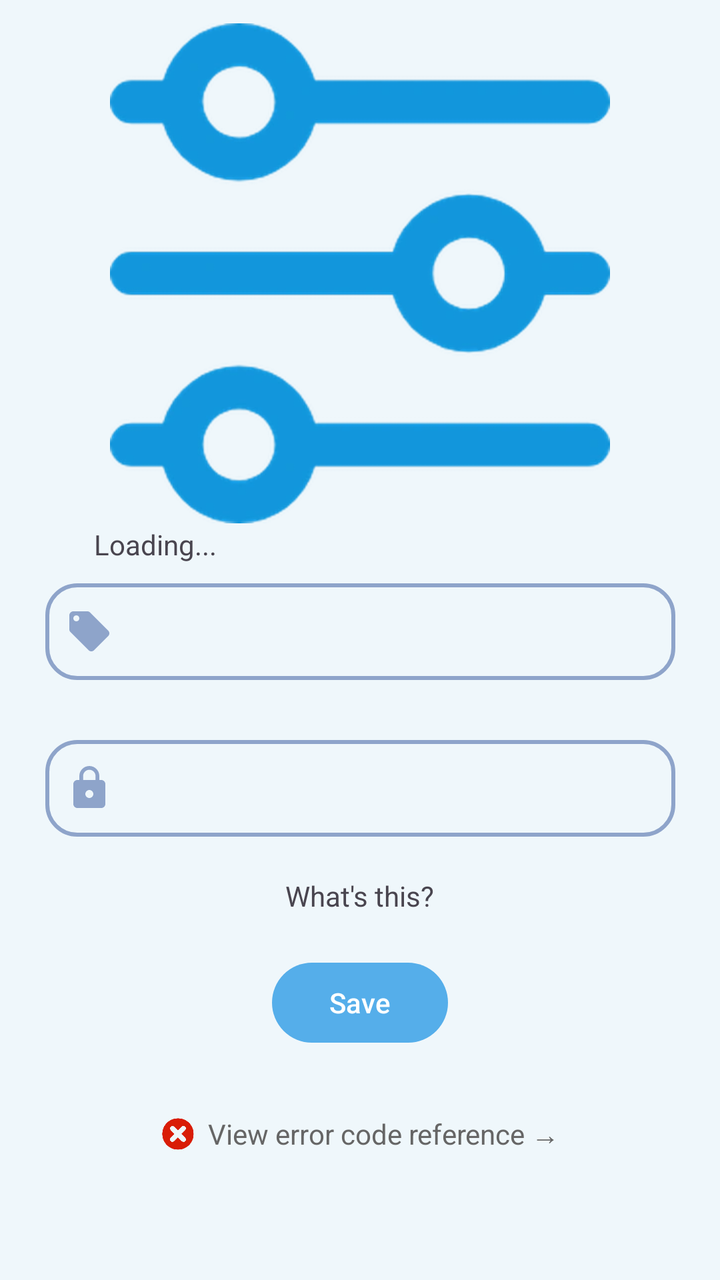
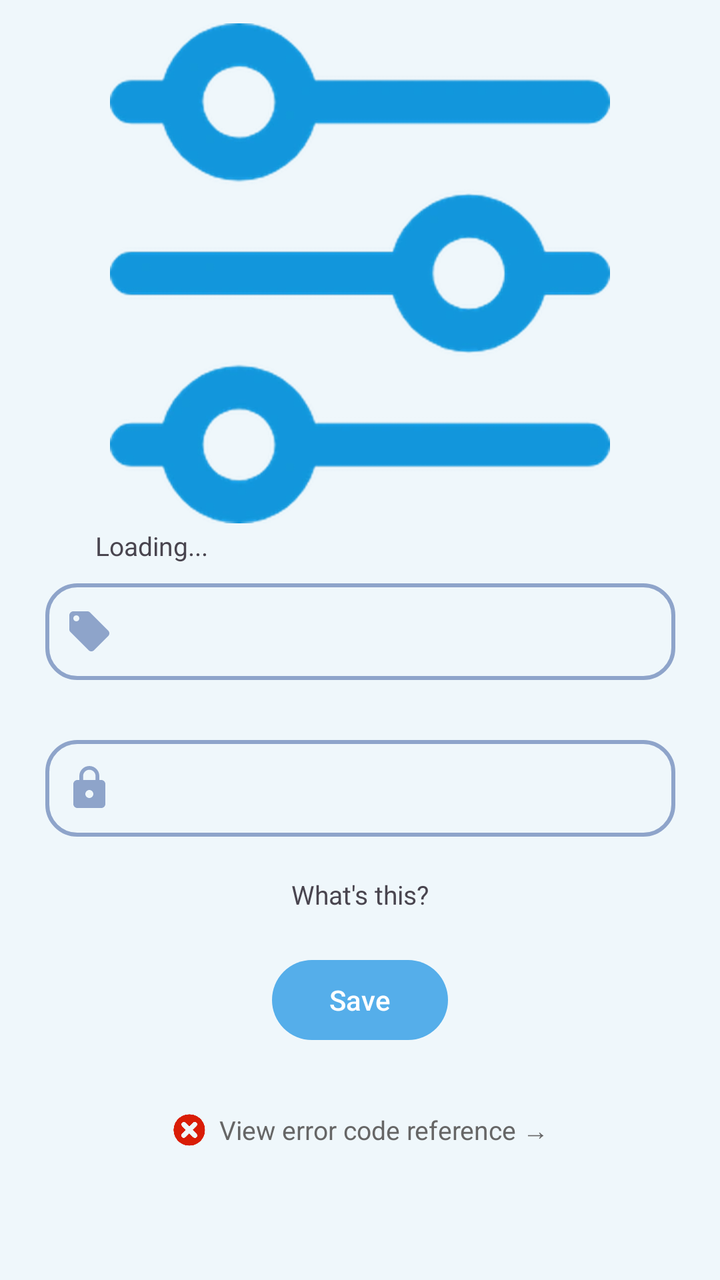

Screens rendered from an Android XML layout before and after an edit, with the pre-edit source and the edit as a unified diff.
<!-- AndroidManifest.xml: application theme Theme.MT -->
<!-- res/layout/fragment_online_api.xml -->
<?xml version="1.0" encoding="utf-8"?>
<ScrollView xmlns:android="http://schemas.android.com/apk/res/android"
    xmlns:app="http://schemas.android.com/apk/res-auto"
    android:layout_width="match_parent"
    android:layout_height="match_parent"
    android:background="@color/surface_variant"
    android:fitsSystemWindows="true">

    <androidx.constraintlayout.widget.ConstraintLayout
        android:layout_width="match_parent"
        android:layout_height="wrap_content">

        <androidx.constraintlayout.widget.Guideline
            android:id="@+id/guideline_api_config"
            android:layout_width="wrap_content"
            android:layout_height="wrap_content"
            android:orientation="horizontal"
            app:layout_constraintGuide_percent="0.02" />


        <ImageView
            android:id="@+id/api_config_imageView"
            android:layout_width="250dp"
            android:layout_height="250dp"
            android:src="@drawable/apiset"
            android:scaleType="centerCrop"
            app:layout_constraintEnd_toEndOf="parent"
            app:layout_constraintStart_toStartOf="parent"
            app:layout_constraintTop_toBottomOf="@id/guideline_api_config"/>

        <TextView
            android:id="@+id/tv_api_type"
            android:layout_width="wrap_content"
            android:layout_height="wrap_content"
            android:layout_alignStart="@id/secret_key"
            android:layout_marginBottom="10dp"
            android:text="Loading..."
            app:layout_constraintBottom_toTopOf="@+id/account"
            app:layout_constraintEnd_toEndOf="parent"
            app:layout_constraintHorizontal_bias="0.157"
            app:layout_constraintStart_toStartOf="parent" />

        <EditText
            android:id="@+id/account"
            android:layout_width="wrap_content"
            android:layout_height="wrap_content"
            android:layout_marginTop="30dp"
            android:background="@drawable/edittext_api"
            android:drawableStart="@drawable/baseline_account"
            android:drawablePadding="12dp"
            android:ems="15"
            android:inputType="textMultiLine"
            android:paddingStart="10dp"
            android:paddingEnd="3dp"
            android:paddingTop="12dp"
            android:paddingBottom="12dp"
            app:layout_constraintEnd_toEndOf="parent"
            app:layout_constraintStart_toStartOf="parent"
            app:layout_constraintTop_toBottomOf="@id/api_config_imageView" />

        <EditText
            android:id="@+id/secret_key"
            android:layout_width="wrap_content"
            android:layout_height="wrap_content"
            android:layout_marginTop="30dp"
            android:background="@drawable/edittext_api"
            android:drawableStart="@drawable/baseline_lock"
            android:drawablePadding="12dp"
            android:ems="15"
            android:inputType="textMultiLine"
            android:paddingStart="10dp"
            android:paddingEnd="3dp"
            android:paddingTop="12dp"
            android:paddingBottom="12dp"
            app:layout_constraintEnd_toEndOf="parent"
            app:layout_constraintStart_toStartOf="parent"
            app:layout_constraintTop_toBottomOf="@+id/account" />

        <TextView
            android:id="@+id/whats_this"
            android:layout_width="wrap_content"
            android:layout_height="wrap_content"
            android:layout_alignStart="@id/secret_key"
            android:layout_marginTop="20dp"
            android:text="@string/whatsthis"
            app:layout_constraintEnd_toEndOf="parent"
            app:layout_constraintStart_toStartOf="parent"
            app:layout_constraintTop_toBottomOf="@+id/secret_key" />

        <Button
            android:id="@+id/save_online_api_button"
            android:layout_width="wrap_content"
            android:layout_height="wrap_content"
            android:layout_marginTop="20dp"
            android:text="@string/save"
            app:layout_constraintEnd_toEndOf="parent"
            app:layout_constraintStart_toStartOf="parent"
            app:layout_constraintTop_toBottomOf="@+id/whats_this" />

        <LinearLayout
            android:id="@+id/error_code_link"
            android:layout_width="wrap_content"
            android:layout_height="wrap_content"
            android:layout_marginTop="24dp"
            android:layout_marginBottom="24dp"
            android:gravity="center"
            android:orientation="horizontal"
            android:clickable="true"
            android:focusable="true"
            android:background="?attr/selectableItemBackground"
            android:padding="8dp"
            app:layout_constraintEnd_toEndOf="parent"
            app:layout_constraintStart_toStartOf="parent"
            app:layout_constraintTop_toBottomOf="@+id/save_online_api_button">

            <ImageView
                android:layout_width="18dp"
                android:layout_height="18dp"
                android:layout_marginEnd="6dp"
                android:src="@drawable/errorcode" />

            <TextView
                android:layout_width="wrap_content"
                android:layout_height="wrap_content"
                android:text="@string/error_code_link"
                android:textColor="@color/text_secondary"
                android:textSize="14sp" />
        </LinearLayout>

    </androidx.constraintlayout.widget.ConstraintLayout>

</ScrollView>
<!-- resources referenced by this layout -->
<resources>
  <color name="surface_variant">#EFF7FB</color>
  <color name="text_secondary">#666666</color>
  <!-- drawable apiset: webp bitmap (drawable, 34350 bytes) -->
  <!-- drawable baseline_account (drawable) -->
  <vector android:height="24dp" android:tint="#8EA4CA"
      android:viewportHeight="24" android:viewportWidth="24"
      android:width="24dp" xmlns:android="http://schemas.android.com/apk/res/android">
      <path android:fillColor="@android:color/white" android:pathData="M21.41,11.58l-9,-9C12.05,2.22 11.55,2 11,2H4c-1.1,0 -2,0.9 -2,2v7c0,0.55 0.22,1.05 0.59,1.42l9,9c0.36,0.36 0.86,0.58 1.41,0.58 0.55,0 1.05,-0.22 1.41,-0.59l7,-7c0.37,-0.36 0.59,-0.86 0.59,-1.41 0,-0.55 -0.23,-1.06 -0.59,-1.42zM5.5,7C4.67,7 4,6.33 4,5.5S4.67,4 5.5,4 7,4.67 7,5.5 6.33,7 5.5,7z"/>
  </vector>
  <!-- drawable baseline_lock (drawable) -->
  <vector android:height="24dp" android:tint="#8EA4CA"
      android:viewportHeight="24" android:viewportWidth="24"
      android:width="24dp" xmlns:android="http://schemas.android.com/apk/res/android">
      <path android:fillColor="@android:color/white" android:pathData="M18,8h-1L17,6c0,-2.76 -2.24,-5 -5,-5S7,3.24 7,6v2L6,8c-1.1,0 -2,0.9 -2,2v10c0,1.1 0.9,2 2,2h12c1.1,0 2,-0.9 2,-2L20,10c0,-1.1 -0.9,-2 -2,-2zM12,17c-1.1,0 -2,-0.9 -2,-2s0.9,-2 2,-2 2,0.9 2,2 -0.9,2 -2,2zM15.1,8L8.9,8L8.9,6c0,-1.71 1.39,-3.1 3.1,-3.1 1.71,0 3.1,1.39 3.1,3.1v2z"/>
  </vector>
  <!-- drawable edittext_api (drawable) -->
  <?xml version="1.0" encoding="utf-8"?>
  <shape xmlns:android="http://schemas.android.com/apk/res/android">
  
      <stroke android:color="#8EA4CA"
          android:width="2dp"/>
      <corners android:radius="15dp"/>
  
  </shape>
  <!-- drawable errorcode: webp bitmap (drawable, 32160 bytes) -->
  <string name="error_code_link">View error code reference →</string>
  <string name="save">Save</string>
  <string name="whatsthis">What\'s this?</string>
  <style name="Theme.MT" parent="Base.Theme.MT">
          
          <item name="android:navigationBarColor">@android:color/transparent</item>
          <item name="android:statusBarColor">@android:color/transparent</item>
          <item name="android:windowLightStatusBar">?attr/isLightTheme</item>
      </style>
  <style name="Base.Theme.MT" parent="Theme.Material3.DayNight.NoActionBar">
          <item name="colorPrimary">@color/primary</item>
          <item name="preferenceTheme">@style/AppPreferenceTheme</item>
          <item name="android:windowBackground">@color/surface</item>
          <item name="android:navigationBarColor">
              @android:color/transparent
          </item>
          <item name="android:enforceNavigationBarContrast">false</item>
          <item name="android:enforceStatusBarContrast">false</item>
      </style>
  <color name="primary">#55AEEA</color>
  <style name="AppPreferenceTheme" parent="@style/PreferenceThemeOverlay">
          <item name="android:preferenceStyle">@style/AppPrefStyle</item>
      </style>
  <color name="surface">#FFFFFF</color>
  <style name="AppPrefStyle">
          <item name="android:layout">@layout/preference_item_fit</item>
      </style>
</resources>

<!-- the commit's change to res/layout/fragment_online_api.xml (unified diff, before → after) -->
@@ -28,7 +28,7 @@
             app:layout_constraintStart_toStartOf="parent"
             app:layout_constraintTop_toBottomOf="@id/guideline_api_config"/>
 
-        <TextView
+        <TextView android:textSize="13sp" 
             android:id="@+id/tv_api_type"
             android:layout_width="wrap_content"
             android:layout_height="wrap_content"
@@ -76,7 +76,7 @@
             app:layout_constraintStart_toStartOf="parent"
             app:layout_constraintTop_toBottomOf="@+id/account" />
 
-        <TextView
+        <TextView android:textSize="13sp" 
             android:id="@+id/whats_this"
             android:layout_width="wrap_content"
             android:layout_height="wrap_content"
@@ -124,7 +124,7 @@
                 android:layout_height="wrap_content"
                 android:text="@string/error_code_link"
                 android:textColor="@color/text_secondary"
-                android:textSize="14sp" />
+                android:textSize="13sp" />
         </LinearLayout>
 
     </androidx.constraintlayout.widget.ConstraintLayout>
